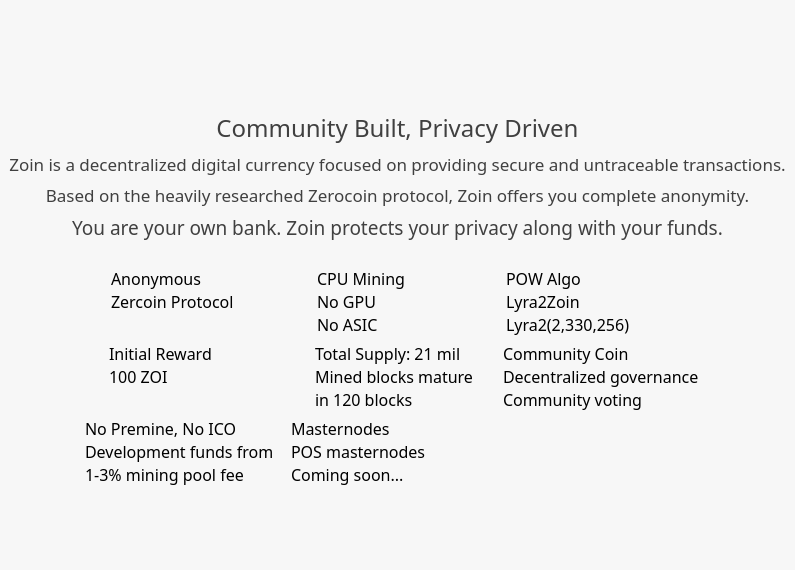
First picture: the form in src/qt/forms/winforms/learnmorepage.ui, repository noirofficial/noir, before the edit.
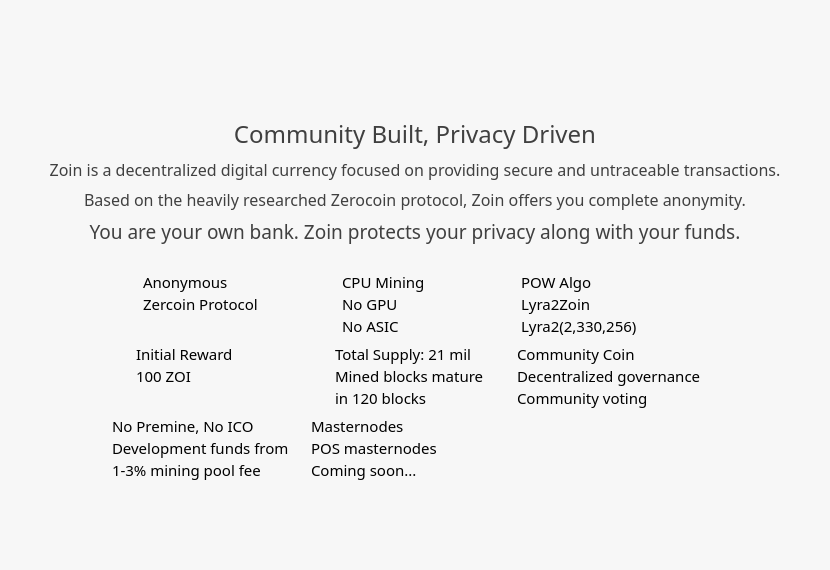
Second picture: the form after the edit. Icons and pictures are not drawn.

The edit to the form file:
```diff
--- a/src/qt/forms/winforms/learnmorepage.ui
+++ b/src/qt/forms/winforms/learnmorepage.ui
@@ -6,7 +6,7 @@
    <rect>
     <x>0</x>
     <y>0</y>
-    <width>747</width>
+    <width>830</width>
     <height>570</height>
    </rect>
   </property>
@@ -374,8 +374,8 @@
            <string/>
           </property>
           <property name="icon">
-           <iconset resource="../../bitcoin.qrc">
-            <normaloff>:/icons/bitcoin</normaloff>:/icons/bitcoin</iconset>
+           <iconset resource="../bitcoin.qrc">
+            <normaloff>:/icons/zoin</normaloff>:/icons/zoin</iconset>
           </property>
           <property name="iconSize">
            <size>
@@ -444,7 +444,7 @@
           <property name="font">
            <font>
             <family>ZoinLight</family>
-            <pointsize>13</pointsize>
+            <pointsize>12</pointsize>
             <weight>50</weight>
             <italic>false</italic>
             <bold>false</bold>
@@ -469,7 +469,7 @@
           <property name="font">
            <font>
             <family>ZoinLight</family>
-            <pointsize>13</pointsize>
+            <pointsize>12</pointsize>
             <weight>50</weight>
             <italic>false</italic>
             <bold>false</bold>
@@ -518,7 +518,7 @@
       <item>
        <layout class="QHBoxLayout" name="horizontalLayout_4">
         <property name="spacing">
-         <number>5</number>
+         <number>15</number>
         </property>
         <property name="leftMargin">
          <number>0</number>
@@ -543,6 +543,14 @@
          </spacer>
         </item>
         <item>
+         <layout class="QHBoxLayout" name="horizontalLayout">
+          <property name="spacing">
+           <number>0</number>
+          </property>
+          <property name="leftMargin">
+           <number>0</number>
+          </property>
+          <item>
          <widget class="QLabel" name="label_16">
           <property name="sizePolicy">
            <sizepolicy hsizetype="Fixed" vsizetype="Preferred">
@@ -554,7 +562,7 @@
            <string/>
           </property>
           <property name="pixmap">
-           <pixmap resource="../../bitcoin.qrc">:/images/E7</pixmap>
+             <pixmap resource="../bitcoin.qrc">:/images/E7</pixmap>
           </property>
           <property name="alignment">
            <set>Qt::AlignRight|Qt::AlignTop|Qt::AlignTrailing</set>
@@ -580,7 +588,7 @@
             <property name="font">
              <font>
               <family>ZoinMedium</family>
-              <pointsize>12</pointsize>
+                <pointsize>11</pointsize>
               <weight>50</weight>
               <bold>false</bold>
              </font>
@@ -598,7 +606,7 @@
             <property name="font">
              <font>
               <family>ZoinLight</family>
-              <pointsize>12</pointsize>
+                <pointsize>11</pointsize>
              </font>
             </property>
             <property name="text">
@@ -614,7 +622,7 @@
             <property name="font">
              <font>
               <family>ZoinLight</family>
-              <pointsize>12</pointsize>
+                <pointsize>11</pointsize>
              </font>
             </property>
             <property name="styleSheet">
@@ -630,13 +638,23 @@
           </item>
          </layout>
         </item>
+         </layout>
+        </item>
+        <item>
+         <layout class="QHBoxLayout" name="horizontalLayout_2">
+          <property name="spacing">
+           <number>0</number>
+          </property>
+          <property name="leftMargin">
+           <number>0</number>
+          </property>
         <item>
          <widget class="QLabel" name="label_13">
           <property name="text">
            <string/>
           </property>
           <property name="pixmap">
-           <pixmap resource="../../bitcoin.qrc">:/images/E6</pixmap>
+             <pixmap resource="../bitcoin.qrc">:/images/E6</pixmap>
           </property>
           <property name="alignment">
            <set>Qt::AlignRight|Qt::AlignTop|Qt::AlignTrailing</set>
@@ -662,7 +680,7 @@
             <property name="font">
              <font>
               <family>ZoinMedium</family>
-              <pointsize>12</pointsize>
+                <pointsize>11</pointsize>
               <weight>50</weight>
               <bold>false</bold>
              </font>
@@ -671,7 +689,7 @@
              <number>1</number>
             </property>
             <property name="text">
-             <string>CPU Mining                    </string>
+               <string>CPU Mining                   </string>
             </property>
             <property name="alignment">
              <set>Qt::AlignLeading|Qt::AlignLeft|Qt::AlignTop</set>
@@ -689,7 +707,7 @@
             <property name="font">
              <font>
               <family>ZoinLight</family>
-              <pointsize>12</pointsize>
+                <pointsize>11</pointsize>
              </font>
             </property>
             <property name="text">
@@ -705,7 +723,7 @@
             <property name="font">
              <font>
               <family>ZoinLight</family>
-              <pointsize>12</pointsize>
+                <pointsize>11</pointsize>
              </font>
             </property>
             <property name="text">
@@ -718,13 +736,23 @@
           </item>
          </layout>
         </item>
+         </layout>
+        </item>
+        <item>
+         <layout class="QHBoxLayout" name="horizontalLayout_3">
+          <property name="spacing">
+           <number>0</number>
+          </property>
+          <property name="leftMargin">
+           <number>0</number>
+          </property>
         <item>
          <widget class="QLabel" name="label">
           <property name="text">
            <string/>
           </property>
           <property name="pixmap">
-           <pixmap resource="../../bitcoin.qrc">:/images/E0</pixmap>
+             <pixmap resource="../bitcoin.qrc">:/images/E0</pixmap>
           </property>
           <property name="alignment">
            <set>Qt::AlignRight|Qt::AlignTop|Qt::AlignTrailing</set>
@@ -750,7 +778,7 @@
             <property name="font">
              <font>
               <family>ZoinMedium</family>
-              <pointsize>12</pointsize>
+                <pointsize>11</pointsize>
               <weight>50</weight>
               <bold>false</bold>
              </font>
@@ -768,7 +796,7 @@
             <property name="font">
              <font>
               <family>ZoinLight</family>
-              <pointsize>12</pointsize>
+                <pointsize>11</pointsize>
              </font>
             </property>
             <property name="text">
@@ -784,16 +812,18 @@
             <property name="font">
              <font>
               <family>ZoinLight</family>
-              <pointsize>12</pointsize>
+                <pointsize>11</pointsize>
              </font>
             </property>
             <property name="text">
-             <string>Lyra2(2,330,256)                </string>
+               <string>Lyra2(2,330,256)               </string>
             </property>
             <property name="alignment">
              <set>Qt::AlignLeading|Qt::AlignLeft|Qt::AlignTop</set>
             </property>
            </widget>
+            </item>
+           </layout>
           </item>
          </layout>
         </item>
@@ -815,7 +845,7 @@
       <item>
        <layout class="QHBoxLayout" name="horizontalLayout_5">
         <property name="spacing">
-         <number>5</number>
+         <number>15</number>
         </property>
         <property name="leftMargin">
          <number>0</number>
@@ -837,6 +867,14 @@
          </spacer>
         </item>
         <item>
+         <layout class="QHBoxLayout" name="horizontalLayout_6">
+          <property name="spacing">
+           <number>0</number>
+          </property>
+          <property name="leftMargin">
+           <number>0</number>
+          </property>
+          <item>
          <widget class="QLabel" name="label_11">
           <property name="sizePolicy">
            <sizepolicy hsizetype="Fixed" vsizetype="Preferred">
@@ -848,7 +886,7 @@
            <string/>
           </property>
           <property name="pixmap">
-           <pixmap resource="../../bitcoin.qrc">:/images/E4</pixmap>
+             <pixmap resource="../bitcoin.qrc">:/images/E4</pixmap>
           </property>
           <property name="alignment">
            <set>Qt::AlignRight|Qt::AlignTop|Qt::AlignTrailing</set>
@@ -874,7 +912,7 @@
             <property name="font">
              <font>
               <family>ZoinMedium</family>
-              <pointsize>12</pointsize>
+                <pointsize>11</pointsize>
               <weight>50</weight>
               <bold>false</bold>
              </font>
@@ -892,7 +930,7 @@
             <property name="font">
              <font>
               <family>ZoinLight</family>
-              <pointsize>12</pointsize>
+                <pointsize>11</pointsize>
              </font>
             </property>
             <property name="text">
@@ -908,7 +946,7 @@
             <property name="font">
              <font>
               <family>ZoinLight</family>
-              <pointsize>12</pointsize>
+                <pointsize>11</pointsize>
              </font>
             </property>
             <property name="styleSheet">
@@ -924,13 +962,23 @@
           </item>
          </layout>
         </item>
+         </layout>
+        </item>
+        <item>
+         <layout class="QHBoxLayout" name="horizontalLayout_8">
+          <property name="spacing">
+           <number>0</number>
+          </property>
+          <property name="leftMargin">
+           <number>0</number>
+          </property>
         <item>
          <widget class="QLabel" name="label_22">
           <property name="text">
            <string/>
           </property>
           <property name="pixmap">
-           <pixmap resource="../../bitcoin.qrc">:/images/E5</pixmap>
+             <pixmap resource="../bitcoin.qrc">:/images/E5</pixmap>
           </property>
           <property name="alignment">
            <set>Qt::AlignRight|Qt::AlignTop|Qt::AlignTrailing</set>
@@ -956,7 +1004,7 @@
             <property name="font">
              <font>
               <family>ZoinMedium</family>
-              <pointsize>12</pointsize>
+                <pointsize>11</pointsize>
               <weight>50</weight>
               <bold>false</bold>
              </font>
@@ -974,7 +1022,7 @@
             <property name="font">
              <font>
               <family>ZoinLight</family>
-              <pointsize>12</pointsize>
+                <pointsize>11</pointsize>
              </font>
             </property>
             <property name="text">
@@ -990,7 +1038,7 @@
             <property name="font">
              <font>
               <family>ZoinLight</family>
-              <pointsize>12</pointsize>
+                <pointsize>11</pointsize>
              </font>
             </property>
             <property name="text">
@@ -1003,13 +1051,23 @@
           </item>
          </layout>
         </item>
+         </layout>
+        </item>
+        <item>
+         <layout class="QHBoxLayout" name="horizontalLayout_9">
+          <property name="spacing">
+           <number>0</number>
+          </property>
+          <property name="leftMargin">
+           <number>0</number>
+          </property>
         <item>
          <widget class="QLabel" name="label_14">
           <property name="text">
            <string/>
           </property>
           <property name="pixmap">
-           <pixmap resource="../../bitcoin.qrc">:/images/E1</pixmap>
+             <pixmap resource="../bitcoin.qrc">:/images/E1</pixmap>
           </property>
           <property name="alignment">
            <set>Qt::AlignRight|Qt::AlignTop|Qt::AlignTrailing</set>
@@ -1035,7 +1093,7 @@
             <property name="font">
              <font>
               <family>ZoinMedium</family>
-              <pointsize>12</pointsize>
+                <pointsize>11</pointsize>
               <weight>50</weight>
               <bold>false</bold>
              </font>
@@ -1053,7 +1111,7 @@
             <property name="font">
              <font>
               <family>ZoinLight</family>
-              <pointsize>12</pointsize>
+                <pointsize>11</pointsize>
              </font>
             </property>
             <property name="text">
@@ -1069,7 +1127,7 @@
             <property name="font">
              <font>
               <family>ZoinLight</family>
-              <pointsize>12</pointsize>
+                <pointsize>11</pointsize>
              </font>
             </property>
             <property name="text">
@@ -1082,6 +1140,8 @@
           </item>
          </layout>
         </item>
+         </layout>
+        </item>
         <item>
          <spacer name="horizontalSpacer_4">
           <property name="orientation">
@@ -1100,7 +1160,7 @@
       <item>
        <layout class="QHBoxLayout" name="horizontalLayout_7">
         <property name="spacing">
-         <number>5</number>
+         <number>15</number>
         </property>
         <property name="leftMargin">
          <number>0</number>
@@ -1122,6 +1182,14 @@
          </spacer>
         </item>
         <item>
+         <layout class="QHBoxLayout" name="horizontalLayout_10">
+          <property name="spacing">
+           <number>0</number>
+          </property>
+          <property name="leftMargin">
+           <number>0</number>
+          </property>
+          <item>
          <widget class="QLabel" name="label_32">
           <property name="sizePolicy">
            <sizepolicy hsizetype="Fixed" vsizetype="Preferred">
@@ -1133,7 +1201,7 @@
            <string/>
           </property>
           <property name="pixmap">
-           <pixmap resource="../../bitcoin.qrc">:/images/E2</pixmap>
+             <pixmap resource="../bitcoin.qrc">:/images/E2</pixmap>
           </property>
           <property name="alignment">
            <set>Qt::AlignRight|Qt::AlignTop|Qt::AlignTrailing</set>
@@ -1159,7 +1227,7 @@
             <property name="font">
              <font>
               <family>ZoinMedium</family>
-              <pointsize>12</pointsize>
+                <pointsize>11</pointsize>
               <weight>50</weight>
               <bold>false</bold>
              </font>
@@ -1174,7 +1242,7 @@
             <property name="font">
              <font>
               <family>ZoinLight</family>
-              <pointsize>12</pointsize>
+                <pointsize>11</pointsize>
              </font>
             </property>
             <property name="text">
@@ -1187,7 +1255,7 @@
             <property name="font">
              <font>
               <family>ZoinLight</family>
-              <pointsize>12</pointsize>
+                <pointsize>11</pointsize>
              </font>
             </property>
             <property name="text">
@@ -1197,13 +1265,23 @@
           </item>
          </layout>
         </item>
+         </layout>
+        </item>
+        <item>
+         <layout class="QHBoxLayout" name="horizontalLayout_11">
+          <property name="spacing">
+           <number>0</number>
+          </property>
+          <property name="leftMargin">
+           <number>0</number>
+          </property>
         <item>
          <widget class="QLabel" name="label_35">
           <property name="text">
            <string/>
           </property>
           <property name="pixmap">
-           <pixmap resource="../../bitcoin.qrc">:/images/E3</pixmap>
+             <pixmap resource="../bitcoin.qrc">:/images/E3</pixmap>
           </property>
           <property name="alignment">
            <set>Qt::AlignRight|Qt::AlignTop|Qt::AlignTrailing</set>
@@ -1229,7 +1307,7 @@
             <property name="font">
              <font>
               <family>ZoinMedium</family>
-              <pointsize>12</pointsize>
+                <pointsize>11</pointsize>
               <weight>50</weight>
               <bold>false</bold>
              </font>
@@ -1244,7 +1322,7 @@
             <property name="font">
              <font>
               <family>ZoinLight</family>
-              <pointsize>12</pointsize>
+                <pointsize>11</pointsize>
              </font>
             </property>
             <property name="text">
@@ -1257,7 +1335,7 @@
             <property name="font">
              <font>
               <family>ZoinLight</family>
-              <pointsize>12</pointsize>
+                <pointsize>11</pointsize>
              </font>
             </property>
             <property name="text">
@@ -1267,6 +1345,16 @@
           </item>
          </layout>
         </item>
+         </layout>
+        </item>
+        <item>
+         <layout class="QHBoxLayout" name="horizontalLayout_12">
+          <property name="spacing">
+           <number>0</number>
+          </property>
+          <property name="leftMargin">
+           <number>0</number>
+          </property>
         <item>
          <widget class="QLabel" name="label_31">
           <property name="minimumSize">
@@ -1285,7 +1373,7 @@
           <property name="font">
            <font>
             <family>ZoinLight</family>
-            <pointsize>12</pointsize>
+              <pointsize>11</pointsize>
            </font>
           </property>
           <property name="styleSheet">
@@ -1297,6 +1385,8 @@
           </property>
          </widget>
         </item>
+         </layout>
+        </item>
         <item>
          <spacer name="horizontalSpacer_6">
           <property name="orientation">
```
Left out of the diff: 2 changed lines with no effect on the pictures. Lines whose indentation alone changed are shown as unchanged.
